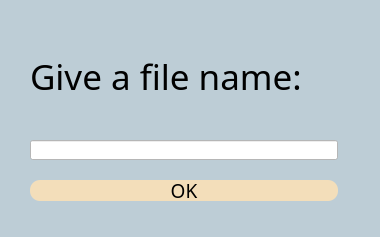
Before: the Qt Designer form UI/ModelSaveDialog.ui in HLi01/Thesis-Neural-network-based-recommender-system, drawn with Qt 5.
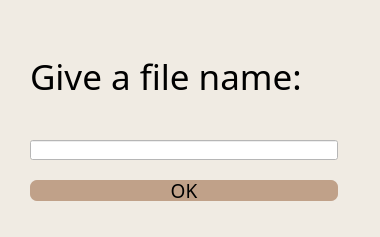
After: the same form once the commit is applied.

```diff
--- a/UI/ModelSaveDialog.ui
+++ b/UI/ModelSaveDialog.ui
@@ -14,7 +14,7 @@
    <string>Dialog</string>
   </property>
   <property name="styleSheet">
-   <string notr="true">background-color: rgb(189, 205, 214);</string>
+   <string notr="true">background-color: rgb(240, 235, 227);</string>
   </property>
   <widget class="QLabel" name="label">
    <property name="geometry">
@@ -64,8 +64,8 @@
     </font>
    </property>
    <property name="styleSheet">
-    <string notr="true">background-color: rgb(243, 222, 186);
-border-radius: 10px;</string>
+    <string notr="true">background-color: rgb(192, 161, 137);
+border-radius: 7px;</string>
    </property>
    <property name="text">
     <string>OK</string>
```
